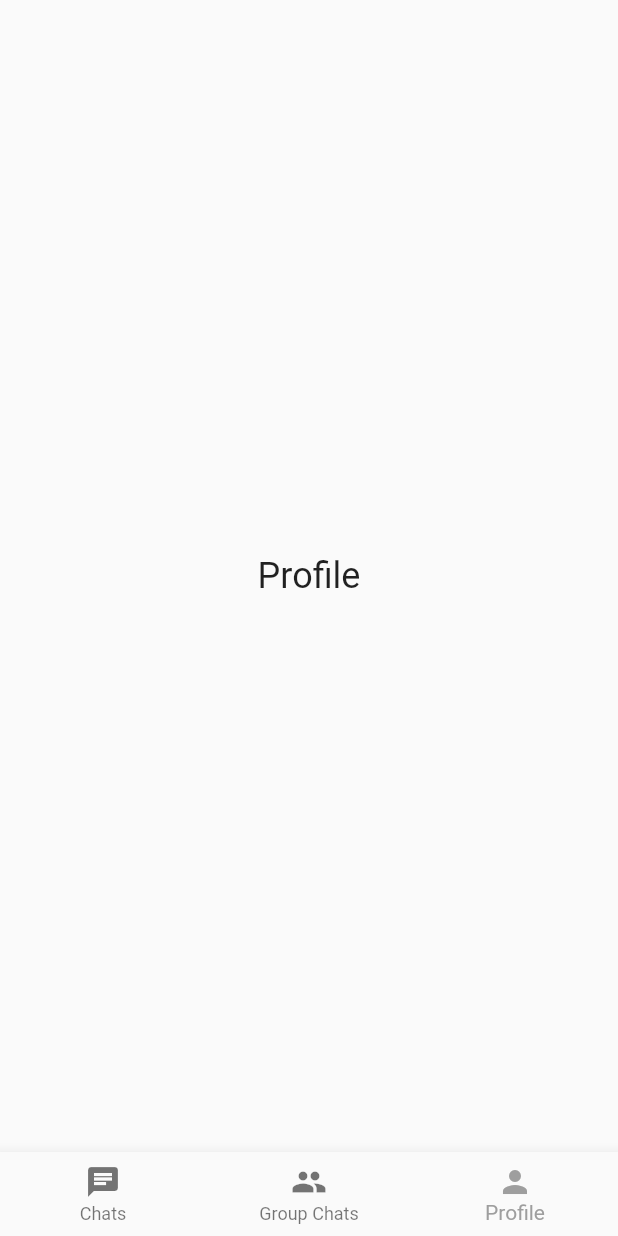
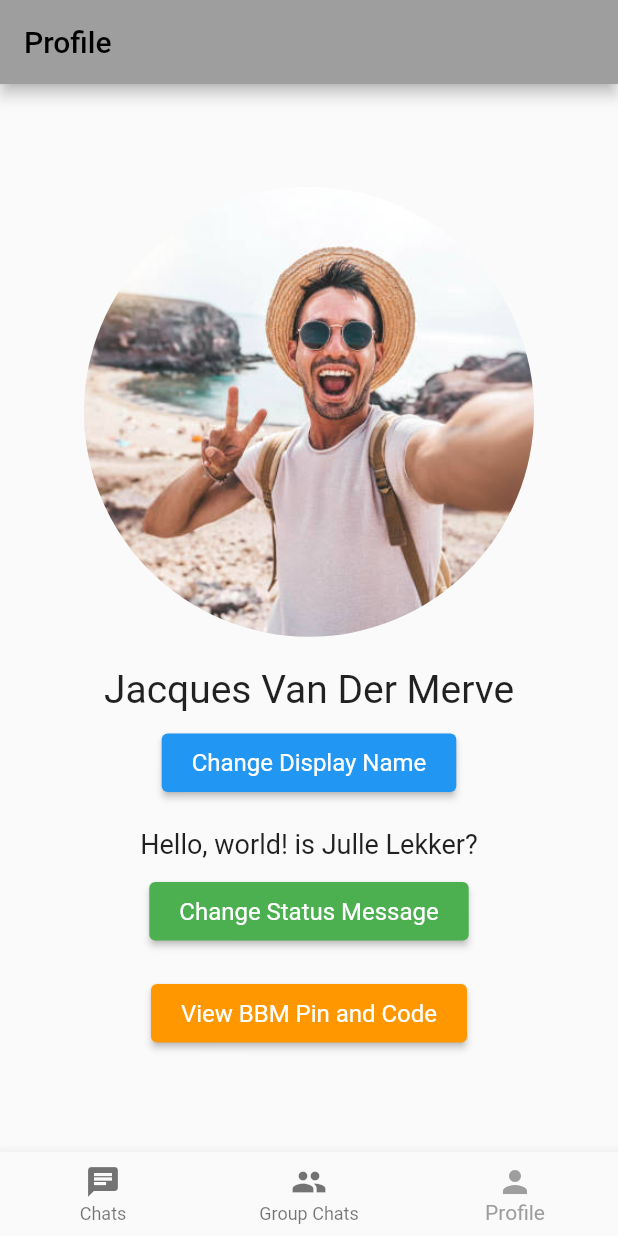
Before and after one commit to ReganShen/COS730_BBM, a Flutter app: the screen it shows after launch, item 3 of the bottom bar chosen, on a phone screen of 412 x 824 dp. Run offline on Flutter 3.47's test engine with Material 2 defaults, Android fonts, the light colour scheme and no system bars.

Commit message:
UI : Profile Page complete
The profile page has been mocked

```diff
--- a/lib/Screens/profile_screen.dart
+++ b/lib/Screens/profile_screen.dart
@@ -1,13 +1,187 @@
 import 'package:flutter/material.dart';
 
-class ProfileScreen extends StatelessWidget {
+class ProfileScreen extends StatefulWidget {
+  @override
+  _ProfileScreenState createState() => _ProfileScreenState();
+}
+
+class _ProfileScreenState extends State<ProfileScreen> {
+  String displayName = 'Jacques Van Der Merve';
+  String statusMessage = 'Hello, world! is Julle Lekker?';
+  String bbmPin = '12345678';
+  String bbmCode = 'ABCD1234';
+
   @override
   Widget build(BuildContext context) {
-    return Center(
-      child: Text(
-        'Profile',
-        style: TextStyle(fontSize: 24),
+    return Scaffold(
+      appBar: AppBar(
+        title: Text('Profile'),
+      ),
+      body: Center(
+        child: Column(
+          mainAxisAlignment: MainAxisAlignment.center,
+          children: [
+            CircleAvatar(
+              radius: 150,
+              backgroundImage: AssetImage('assets/Me.jpg'),
+            ),
+            SizedBox(height: 20),
+            Text(
+              '$displayName',
+              style: TextStyle(fontSize: 26),
+            ),
+            SizedBox(height: 10),
+            ElevatedButton(
+              onPressed: () {
+                _showDialog(context);
+              },
+              child: Text('Change Display Name'),
+              style: ElevatedButton.styleFrom(
+                padding: EdgeInsets.symmetric(horizontal: 20, vertical: 10),
+                textStyle: TextStyle(fontSize: 16),
+                primary: Colors.blue, // Change the button color here
+                onPrimary: Colors.white, // Change the text color here
+              ),
+            ),
+            SizedBox(height: 20),
+            Text(
+              '$statusMessage',
+              style: TextStyle(fontSize: 18),
+            ),
+            SizedBox(height: 10),
+            ElevatedButton(
+              onPressed: () {
+                _showDialogStatus(context);
+              },
+              child: Text('Change Status Message'),
+              style: ElevatedButton.styleFrom(
+                padding: EdgeInsets.symmetric(horizontal: 20, vertical: 10),
+                textStyle: TextStyle(fontSize: 16),
+                primary: Colors.green, // Change the button color here
+                onPrimary: Colors.white, // Change the text color here
+              ),
+            ),
+            SizedBox(height: 20),
+            ElevatedButton(
+              onPressed: () {
+                _showBBMPinDialog(context);
+              },
+              child: Text('View BBM Pin and Code'),
+              style: ElevatedButton.styleFrom(
+                padding: EdgeInsets.symmetric(horizontal: 20, vertical: 10),
+                textStyle: TextStyle(fontSize: 16),
+                primary: Colors.orange, // Change the button color here
+                onPrimary: Colors.white, // Change the text color here
+              ),
+            ),
+          ],
+        ),
       ),
     );
   }
+
+  void _showDialog(BuildContext context) {
+    showDialog(
+      context: context,
+      builder: (BuildContext context) {
+        return AlertDialog(
+          title: Text('Display Name'),
+          content: TextField(
+            onChanged: (value) {
+              setState(() {
+                displayName = value;
+              });
+            },
+            decoration: InputDecoration(
+              labelText: 'New name',
+            ),
+          ),
+          actions: [
+            ElevatedButton(
+              onPressed: () {
+                Navigator.of(context).pop();
+              },
+              child: Text('Cancel'),
+              style: ElevatedButton.styleFrom(
+                padding: EdgeInsets.symmetric(horizontal: 10, vertical: 8),
+                textStyle: TextStyle(fontSize: 14),
+                primary: Colors.grey, // Change the button color here
+                onPrimary: Colors.black, // Change the text color here
+              ),
+            ),
+            ElevatedButton(
+              onPressed: () {
+                Navigator.of(context).pop();
+              },
+              child: Text('Save'),
+              style: ElevatedButton.styleFrom(
+                padding: EdgeInsets.symmetric(horizontal: 10, vertical: 8),
+                textStyle: TextStyle(fontSize: 14),
+                primary: Colors.grey, // Change the button color here
+                onPrimary: Colors.black, // Change the text color here
+              ),
+            ),
+          ],
+        );
+      },
+    );
+  }
+
+  void _showDialogStatus(BuildContext context) {
+    showDialog(
+      context: context,
+      builder: (BuildContext context) {
+        return AlertDialog(
+          title: Text('Status'),
+          content: TextField(
+            onChanged: (value) {
+              setState(() {
+                statusMessage = value;
+              });
+            },
+            decoration: InputDecoration(
+              labelText: 'New status',
+            ),
+          ),
+          actions: [
+            ElevatedButton(
+              onPressed: () {
+                Navigator.of(context).pop();
+              },
+              child: Text('Cancel'),
+              style: ElevatedButton.styleFrom(
+                padding: EdgeInsets.symmetric(horizontal: 10, vertical: 8),
+                textStyle: TextStyle(fontSize: 14),
+                primary: Colors.grey, // Change the button color here
+                onPrimary: Colors.black, // Change the text color here
+              ),
+            ),
+            ElevatedButton(
+              onPressed: () {
+                Navigator.of(context).pop();
+              },
+              child: Text('Save'),
+              style: ElevatedButton.styleFrom(
+                padding: EdgeInsets.symmetric(horizontal: 10, vertical: 8),
+                textStyle: TextStyle(fontSize: 14),
+                primary: Colors.grey, // Change the button color here
+                onPrimary: Colors.black, // Change the text color here
+              ),
+            ),
+          ],
+        );
+      },
+    );
+  }
+
+  void _showBBMPinDialog(BuildContext context) {
+    showDialog(
+      context: context,
+      builder: (BuildContext context) {
+        return Dialog(
+          child: Image.asset('assets/BBM_PIN.jpg'),
+        );
+      },
+    );
+  }
 }
--- a/pubspec.yaml
+++ b/pubspec.yaml
@@ -64,6 +64,8 @@ flutter:
       - assets/Jane.jpg
       - assets/Alex.jpg
       - assets/Theo.jpg
+      - assets/Me.jpg
+      - assets/BBM_PIN.jpg
 
   # An image asset can refer to one or more resolution-specific "variants", see
   # https://flutter.dev/assets-and-images/#resolution-aware
```
Also changed, not shown: assets/BBM_PIN.jpg (added), assets/Me.jpg (added), lib/Screens/Alex.png (deleted).
